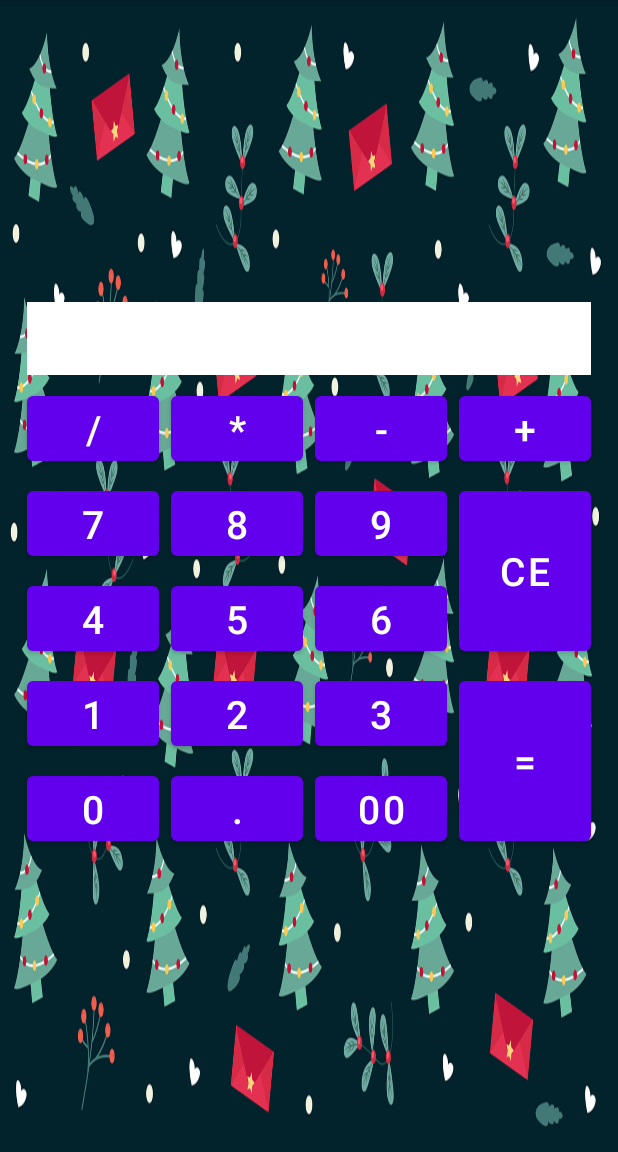
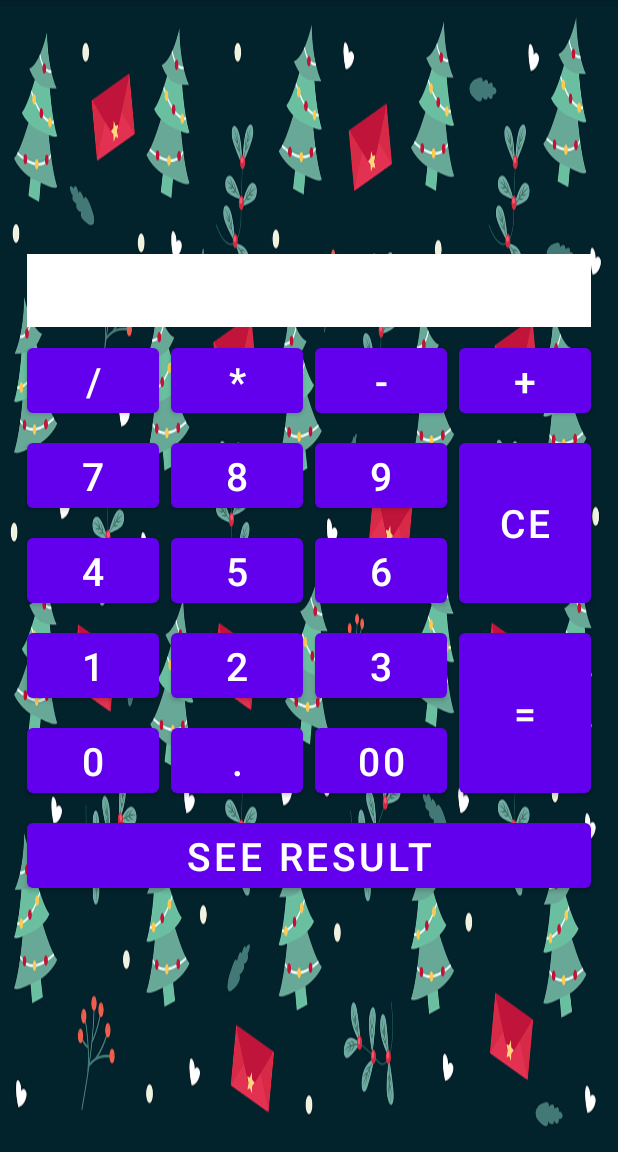
Before and after one commit to vitkas26/CalculatorTask, an Android app: the screen it shows after launch (MainActivity), on a phone screen of 412 x 824 dp, the part 84-1236 px from its top. Run offline under Robolectric (Android 15) with nearby library versions, the phone set to English and light mode, and no system bars.

Commit message:
добавил проверку при нажатии на кнопку точка, на присутствие точки в тексте через contains для String добавил новый класс Numbers имплементирующий Parcelable для сохранения значения из TextView в калькуляторе. добавил проверку в onCreate если savedInstanceState не null тогда завести полученное значение в переменную savedResult типа Parcelable, далее достаем значение типа String из переменной savedResult методом getLastValue  предопределенным в классе Numbers и подставляем значение в TextView  Добавил в разметку main_activity кнопку для перехода в следующую активити где можно увидеть результат вычисления  Добавил listener на кнопку по нажатию, создается intent с контекстом MainActivity и передается класс SecondActivity  в переменную savedResult добавляем значение из TextView через метод setLastValue  добавляется в интент через метод putExtra(Parcelable) savedResult  запускаем активити через startActivity с ранее определенным intent для SecondActivity В файле manifest добавил SecondActivity создал подобный класс и разметку В разметку добавил Textview для отображения результата в калькуляторе В классе SecondActivity добавил методы android lifecycle добавил логиирование добавил переменную resultText типа Numbers, инициализировал TextView в resultText вставляем отправленный intent с парселем через getIntent().getExtras().getParcelable() в TextView вставляем текст из полученного парселя

```diff
--- a/app/src/main/AndroidManifest.xml
+++ b/app/src/main/AndroidManifest.xml
@@ -4,6 +4,7 @@
 
     <application
         android:allowBackup="true"
+        android:fullBackupOnly="true"
         android:icon="@mipmap/ic_launcher"
         android:label="@string/app_name"
         android:roundIcon="@mipmap/ic_launcher_round"
@@ -18,6 +19,7 @@
                 <category android:name="android.intent.category.LAUNCHER" />
             </intent-filter>
         </activity>
+        <activity android:name="SecondActivity"/>
     </application>
 
 </manifest>
--- a/app/src/main/java/com/example/calculatortask/MainActivity.java
+++ b/app/src/main/java/com/example/calculatortask/MainActivity.java
@@ -1,7 +1,9 @@
 package com.example.calculatortask;
 
+import androidx.annotation.NonNull;
 import androidx.appcompat.app.AppCompatActivity;
 
+import android.content.Intent;
 import android.os.Bundle;
 import android.util.Log;
 import android.view.View;
@@ -12,6 +14,11 @@ import android.widget.Toast;
 public class MainActivity extends AppCompatActivity {
 
     private static final String TAG = "###";
+    private static String BUNDLE_KEY = "saveNumberToBundle";
+    private static int numberOne;
+    private static int numberTwo;
+    private static int sum;
+
     private TextView resultTv;
     private Button buttonOne;
     private Button buttonTwo;
@@ -25,6 +32,9 @@ public class MainActivity extends AppCompatActivity {
     private Button buttonZero;
     private Button buttonDoubleZero;
     private Button buttonDelete;
+    private Button buttonDot;
+    private Button seeResultBt;
+    private Numbers savedResult = new Numbers();
 
     @Override
     protected void onCreate(Bundle savedInstanceState) {
@@ -32,7 +42,21 @@ public class MainActivity extends AppCompatActivity {
         setContentView(R.layout.activity_main);
 
         initializeViews();
+
+        if (savedInstanceState != null && savedInstanceState.containsKey(BUNDLE_KEY)) {
+            savedResult = savedInstanceState.getParcelable(BUNDLE_KEY);
+            resultTv.setText(savedResult.getLastValue());
+        }
+
         setListeners();
+    }
+
+    @Override
+    protected void onSaveInstanceState(@NonNull Bundle outState) {
+        super.onSaveInstanceState(outState);
+        savedResult.setLastValue(resultTv.getText().toString());
+        outState.putParcelable(BUNDLE_KEY, savedResult);
+        Log.d(TAG, "onSaveInstanceState() called with: outState = [" + outState + "]");
     }
 
     private void initializeViews() {
@@ -49,6 +73,8 @@ public class MainActivity extends AppCompatActivity {
         buttonZero = findViewById(R.id.button_zero);
         buttonDoubleZero = findViewById(R.id.button_double_zero);
         buttonDelete = findViewById(R.id.button_delete);
+        buttonDot = findViewById(R.id.button_dot);
+        seeResultBt = findViewById(R.id.button_see_result);
 
     }
 
@@ -65,6 +91,13 @@ public class MainActivity extends AppCompatActivity {
         buttonZero.setOnClickListener(this::onNumberButtonClick);
         buttonDoubleZero.setOnClickListener(this::onNumberButtonClick);
         buttonDelete.setOnClickListener(this::onNumberButtonClick);
+        buttonDot.setOnClickListener(this::onNumberButtonClick);
+        seeResultBt.setOnClickListener(v-> {
+                Intent intent = new Intent(this, SecondActivity.class);
+                savedResult.setLastValue(resultTv.getText().toString());
+                intent.putExtra("resultFromMain",savedResult);
+                startActivity(intent);
+        });
     }
 
     private void onNumberButtonClick(View view) {
@@ -72,6 +105,12 @@ public class MainActivity extends AppCompatActivity {
         String buttonNumber = b.getText().toString();
         if (b.getId() == R.id.button_delete) {
             deleteLastCharacter();
+        } else if (b.getId() == R.id.button_dot) {
+            if (!resultTv.getText().toString().contains(".")) {
+                resultTv.append(buttonNumber);
+            } else{
+                Toast.makeText(this, "Dot is exist!", Toast.LENGTH_SHORT).show();
+            }
         } else {
             resultTv.append(buttonNumber);
         }
--- a/app/src/main/res/layout/activity_main.xml
+++ b/app/src/main/res/layout/activity_main.xml
@@ -14,9 +14,9 @@
     <GridLayout
         android:layout_width="wrap_content"
         android:layout_height="wrap_content"
-        android:padding="10dp"
         android:layout_gravity="center"
         android:columnCount="4"
+        android:padding="10dp"
         android:rowCount="6"
         android:useDefaultMargins="true">
 
@@ -26,8 +26,7 @@
             android:layout_gravity="fill_horizontal"
             android:background="@color/white"
             android:textColor="@color/teal_700"
-            android:textSize="36sp">
-        </TextView>
+            android:textSize="36sp"/>
 
         <Button
             android:id="@+id/button_divide"
@@ -123,6 +122,13 @@
             android:text="@string/button_00"
             android:textSize="26sp" />
 
+        <Button
+            android:id="@+id/button_see_result"
+            android:layout_gravity="fill_horizontal"
+            android:layout_columnSpan="4"
+            android:text="@string/see_result"
+            android:textSize="26sp" />
+
     </GridLayout>
 
 </FrameLayout>
--- a/app/src/main/res/values/strings.xml
+++ b/app/src/main/res/values/strings.xml
@@ -18,4 +18,6 @@
     <string name="button_dot">.</string>
     <string name="button_00">00</string>
     <string name="button_equal">=</string>
+    <string name="see_result">See Result</string>
+    <string name="result_second_activity">RESULT</string>
 </resources>
```
Also changed, not shown: app/src/main/java/com/example/calculatortask/Numbers.java (added, +49 -0 lines), app/src/main/java/com/example/calculatortask/SecondActivity.java (added, +62 -0 lines), app/src/main/res/layout/activity_second.xml (added, +12 -0 lines).
